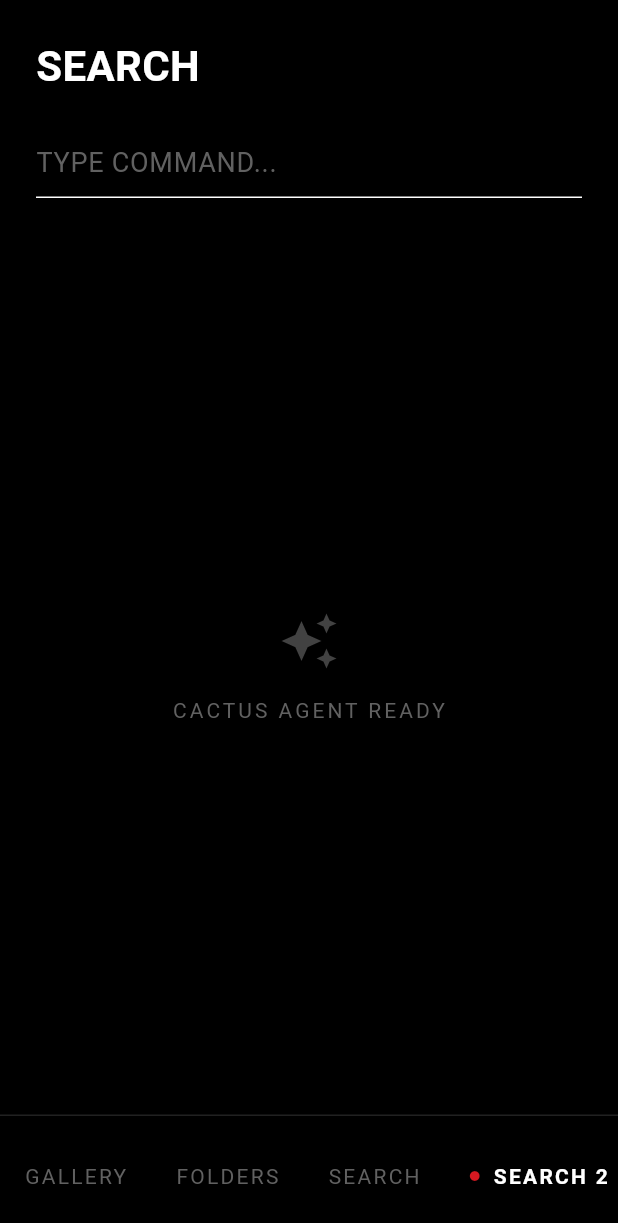
After one commit to n-hunt/foobar-nothing, a Flutter app: the screen it shows after launch, item 4 of the bottom bar chosen, on a phone screen of 412 x 824 dp. The commit adds this screen. Shown: the top 1223 px of the screen. Run offline on Flutter 3.47's test engine with Material 3 defaults, Android fonts, the phone set to English and light mode, and no system bars; our stand-ins replace google_fonts, share_plus, transparent_image, video_player; missing offline and left inert: crop_your_image, photo_manager.

Commit message:
search bar 2 for llm debugging

```diff
--- a/nothinglikefoobar/lib/main.dart
+++ b/nothinglikefoobar/lib/main.dart
@@ -3,6 +3,7 @@ import 'package:google_fonts/google_fonts.dart';
 import 'package:photo_manager/photo_manager.dart';
 
 import 'search_view.dart';
+import 'search_view_2.dart';
 import 'folders_view.dart';
 import 'photo_tile.dart';
 import 'bin_service.dart';
@@ -196,6 +197,8 @@ class _NothingGalleryHomeState extends State<NothingGalleryHome> {
         return const FoldersView(key: ValueKey('folders'));
       case 2:
         return const SearchView();
+      case 3:
+        return const SearchView2();
       default:
         return _buildGalleryView();
     }
@@ -378,6 +381,7 @@ class _NothingGalleryHomeState extends State<NothingGalleryHome> {
           _buildNavItem(0, "GALLERY"),
           _buildNavItem(1, "FOLDERS"),
           _buildNavItem(2, "SEARCH"),
+          _buildNavItem(3, "SEARCH 2"),
         ],
       ),
     );
--- /dev/null
+++ b/nothinglikefoobar/lib/search_view_2.dart
@@ -0,0 +1,52 @@
+import 'package:flutter/material.dart';
+import 'package:google_fonts/google_fonts.dart';
+
+class SearchView2 extends StatelessWidget {
+  const SearchView2({super.key});
+
+  @override
+  Widget build(BuildContext context) {
+    return Padding(
+      padding: const EdgeInsets.all(24.0),
+      child: Column(
+        crossAxisAlignment: CrossAxisAlignment.start,
+        children: [
+          Text(
+            "SEARCH",
+            style: GoogleFonts.shareTechMono(fontSize: 28, fontWeight: FontWeight.bold),
+          ),
+          const SizedBox(height: 20),
+          TextField(
+            style: const TextStyle(color: Colors.white, fontSize: 18),
+            decoration: InputDecoration(
+              hintText: "TYPE COMMAND...",
+              hintStyle: TextStyle(color: Colors.grey[700]),
+              enabledBorder: const UnderlineInputBorder(
+                  borderSide: BorderSide(color: Colors.white)
+              ),
+              focusedBorder: const UnderlineInputBorder(
+                  borderSide: BorderSide(color: Color(0xFFD71921))
+              ),
+            ),
+          ),
+          const SizedBox(height: 40),
+          Expanded(
+            child: Center(
+              child: Column(
+                mainAxisAlignment: MainAxisAlignment.center,
+                children: [
+                  Icon(Icons.auto_awesome, size: 40, color: Colors.grey[800]),
+                  const SizedBox(height: 16),
+                  Text(
+                    "CACTUS AGENT READY",
+                    style: TextStyle(color: Colors.grey[700], letterSpacing: 2),
+                  ),
+                ],
+              ),
+            ),
+          ),
+        ],
+      ),
+    );
+  }
+}
```
Also changed, not shown: 6 other files.
